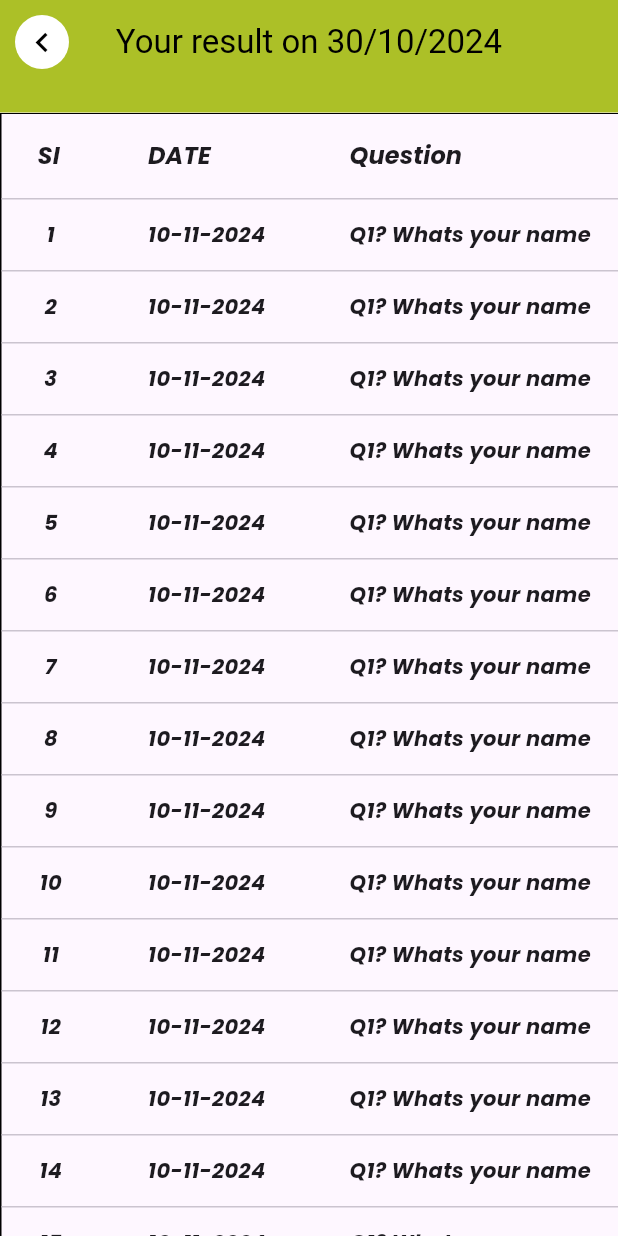
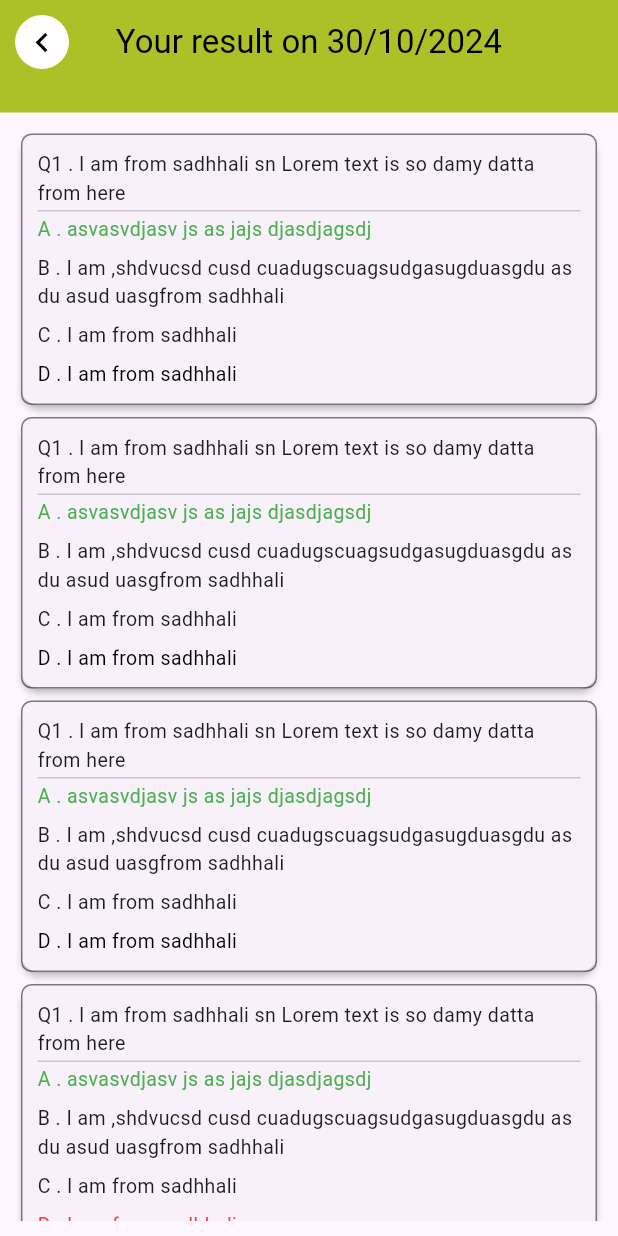
Before and after one commit to uzzalbiswas171/SERU-MOBILE-APPS, a Flutter app: the IndividualResultScreen screen opened directly, on a phone screen of 412 x 824 dp. Run offline on Flutter 3.47's test engine with Material 3 defaults, Android fonts, the light colour scheme and no system bars; our stand-ins replace animated_notch_bottom_bar, another_flushbar, carousel_slider, dropdown_button2, elegant_notification, get_storage and 2 more; accounts and stored records are empty; network calls fail.

Commit message:
fixed reasult

```diff
--- a/lib/Controller/profile_controller.dart
+++ b/lib/Controller/profile_controller.dart
@@ -51,6 +51,15 @@ class ProfileController with ChangeNotifier{
     notifyListeners();
   }
 
+  ///  All_MyMARK_RESULT_LIST_GET_HISTORY  ///
+  dynamic All_MyMARK_RESULT_LIST_HISTORY_GET;
+  get_All_My_MARK_RESULT_HISTORYProvider(
+      BuildContext context, String question_set
+      )async{
+    All_MyMARK_RESULT_LIST_HISTORY_GET= await CustomHttp().get_AllMy_MARK_RESULT_HISTORY_function(context,question_set);
+    notifyListeners();
+  }
+
 
 
 }
--- a/lib/CustomHttpClass/custom_http_class.dart
+++ b/lib/CustomHttpClass/custom_http_class.dart
@@ -120,4 +120,19 @@ class CustomHttp{
     return getAllMy_MARKRESULTList;
   }
 
+  ///  All_MyMARK_RESULT_LIST_GET list History  get-------------------------------
+  List getAllMy_MARKRESULT_HistoryList=[];
+  get_AllMy_MARK_RESULT_HISTORY_function(BuildContext context,String question_set)async{
+    String url="${BASEURL}${MARKRESULT_HISTORY}/${question_set}?api_token=${GetStorage().read("Api_token")}";
+    try{
+      Response response=await http.get(Uri.parse(url), headers: headers);
+      final data=jsonDecode(response.body);
+      getAllMy_MARKRESULT_HistoryList=data["data"];
+
+    }catch(e){
+      print("getAllMy_MARKRESULT_HistoryList catch error > $e");
+    }
+    return getAllMy_MARKRESULT_HistoryList;
+  }
+
 }
--- a/lib/Routes/routes.dart
+++ b/lib/Routes/routes.dart
@@ -48,3 +48,7 @@ String MOCID_WISE_QUESTION_LIST_GET ="api/protected/questions/";
 
 /// MarKResult
 String MARKRESULT ="api/protected/results";
+
+
+/// MarKResult history
+String MARKRESULT_HISTORY ="/api/protected/result/";
--- a/lib/View/BootomBar/ProfileScreen/ExamResultScreen/IndividualResult/individual_result.dart
+++ b/lib/View/BootomBar/ProfileScreen/ExamResultScreen/IndividualResult/individual_result.dart
@@ -1,6 +1,10 @@
 import 'package:flutter/material.dart';
 import 'package:google_fonts/google_fonts.dart';
+import 'package:provider/provider.dart';
+import 'package:seru_test_project/CustomWidget/CustomText/custom_text.dart';
+import 'package:seru_test_project/custom_const.dart';
 
+import '../../../../../Controller/profile_controller.dart';
 import '../../../../../CustomWidget/CustomAppbar/custom_individual_appbar.dart';
 
 class IndividualResultScreen extends StatefulWidget {
@@ -13,159 +17,66 @@ class IndividualResultScreen extends StatefulWidget {
 class _IndividualResultScreenState extends State<IndividualResultScreen> {
   @override
   Widget build(BuildContext context) {
+    final data=Provider.of<ProfileController>(context).All_MyMARK_RESULT_LIST_HISTORY_GET;
+
     return Scaffold(
       appBar: PreferredSize(preferredSize: Size.fromHeight(75), child: CustomIndividualAppbar(onPress: () {
          Navigator.pop(context);
       //  ScaffoldMessenger.of(context).showSnackBar(SnackBar(content: Text("You have to finish or submit")));
       }, title: "Your result on 30/10/2024")),
-    body : SingleChildScrollView(
-      scrollDirection: Axis.vertical,
-      child: SingleChildScrollView(
-        scrollDirection: Axis.horizontal,
-        child: DataTable(
-          decoration: BoxDecoration(
-              border: Border.all(width: 1,)
-          ),
-          columns: <DataColumn>[
-            DataColumn(
-              label: Text(
-                'SI',
-                style: GoogleFonts.poppins(
-                    fontSize: 16,
-                    fontWeight: FontWeight.bold,
-                    fontStyle: FontStyle.italic),
+    body : RefreshIndicator(
+      onRefresh:() {
+      return Future.delayed(Duration(seconds: 1),() {
+
+        },);
+      },
+      child:
+      // "${data}"=="null"?
+      // Center(child:  CircularProgressIndicator(),):"${data}"=="[]"?
+      // Center(child: CustomText(text: "Data not found..",fontSize: 18,fontWeight: FontWeight.w500,)):
+      //
+      Container(
+        height: double.infinity,
+        width: double.infinity,
+        padding: EdgeInsets.all(10),
+        child: ListView.builder(
+       //   itemCount: data.length,
+          itemCount: 5,
+          itemBuilder: (context, index) {
+          return Card(
+            elevation: 2,
+            child: Container(
+              // margin: EdgeInsets.only(bottom: 7),
+              width: double.infinity,
+              decoration: BoxDecoration(
+                borderRadius: BorderRadius.circular(7),
+              //  color: appbarcollor.withOpacity(0.5),
+                border: Border.all(
+                  color: Colors.black.withOpacity(0.5)
+                )
+              ),
+              padding: EdgeInsets.all(10),
+              child: Column(
+                crossAxisAlignment: CrossAxisAlignment.start,
+                children: [
+                  CustomText(text: "Q1 . I am from sadhhali sn Lorem text is so damy datta from here", fontSize: 13, fontWeight: FontWeight.w400),
+                 Divider(height: 5,),
+                  CustomText(text: "A . asvasvdjasv js as jajs djasdjagsdj", fontSize: 13, fontWeight: FontWeight.w400,text_color: Colors.green,),
+                  SizedBox(height: 7,),
+                  CustomText(text: "B . I am ,shdvucsd cusd cuadugscuagsudgasugduasgdu as du asud uasgfrom sadhhali   ", fontSize: 13, fontWeight: FontWeight.w400),
+                  SizedBox(height: 7,),
+                   CustomText(text: "C . I am from sadhhali   ", fontSize: 13, fontWeight: FontWeight.w400),
+                  SizedBox(height: 7,),
+                  CustomText(text: "D . I am from sadhhali  ", fontSize:13,text_color:index==3? Colors.red : Colors.black, fontWeight: FontWeight.w400),
+
+                ],
               ),
             ),
-            DataColumn(
-              label: Text(
-                'DATE',
-                style: GoogleFonts.poppins(
-                    fontSize: 16,
-                    fontWeight: FontWeight.bold,
-                    fontStyle: FontStyle.italic),
-              ),
-            ),
-            DataColumn(
-              label: Text(
-                'Question',
-                style: GoogleFonts.poppins(
-                    fontSize: 16,
-                    fontWeight: FontWeight.bold,
-                    fontStyle: FontStyle.italic),
-              ),
-            ),
-            DataColumn(
-              label: Text(
-                'A.',
-                style: GoogleFonts.poppins(
-                    fontSize: 16,
-                    fontWeight: FontWeight.bold,
-                    fontStyle: FontStyle.italic),
-              ),
-            ),
-            DataColumn(
-              label: Text(
-                'B.',
-                style: GoogleFonts.poppins(
-                    fontSize: 16,
-                    fontWeight: FontWeight.bold,
-                    fontStyle: FontStyle.italic),
-              ),
-            ),
-            DataColumn(
-              label: Text(
-                'C.',
-                style: GoogleFonts.poppins(
-                    fontSize: 16,
-                    fontWeight: FontWeight.bold,
-                    fontStyle: FontStyle.italic),
-              ),
-            ),
-            DataColumn(
-              label: Text(
-                'D.',
-                style: GoogleFonts.poppins(
-                    fontSize: 16,
-                    fontWeight: FontWeight.bold,
-                    fontStyle: FontStyle.italic),
-              ),
-            ),
-          ],
-          rows: snapShot.map<DataRow>((e) {
-            return DataRow(
-              cells: <DataCell>[
-                DataCell(Center(
-                  child: Text('${e}'  ,style: GoogleFonts.poppins(
-                      fontSize: 14,
-                      fontWeight: FontWeight.w600,
-                      fontStyle: FontStyle.italic),),
-                )),
-                DataCell(Center(
-                  child: Text('10-11-2024',  style: GoogleFonts.poppins(
-                      fontSize: 14,
-                      fontWeight: FontWeight.w600,
-                      fontStyle: FontStyle.italic),),
-                )),
-                DataCell(Center(
-                  child: Text('Q1? Whats your name',  style: GoogleFonts.poppins(
-                      fontSize: 14,
-                      fontWeight: FontWeight.w600,
-                      fontStyle: FontStyle.italic),),
-                )),
-                DataCell(Center(
-                  child: Text('Uzzal Biswas',  style: GoogleFonts.poppins(
-                      fontSize: 14,
-                      fontWeight: FontWeight.w600,
-                      fontStyle: FontStyle.italic),),
-                )),
-                DataCell(Center(
-                  child: Text('Ripon roy',  style: GoogleFonts.poppins(
-                      fontSize: 14,
-                      fontWeight: FontWeight.w600,
-                      fontStyle: FontStyle.italic),),
-                )),
-                DataCell(
-                    Center(
-                  child: Text('Rahim Biswas',  style: GoogleFonts.poppins(
-                      fontSize: 15,
-                      fontWeight: FontWeight.w600,
-                      fontStyle: FontStyle.italic),),
-                )),
-                DataCell(Center(
-                  child: Text('Bijoy Biswas',  style: GoogleFonts.poppins(
-                      fontSize: 15,
-                      fontWeight: FontWeight.w600,
-                      fontStyle: FontStyle.italic),),
-                )),
-              ],
-            );
-          }).toList(),
-        ),
+          );
+        },),
       ),
-    ),
+    )
     );
 
   }
-  List snapShot=[
-    "1",
-    "2",
-    "3",
-    "4",
-    "5",
-    "6",
-    "7",
-    "8",
-    "9",
-    "10",
-    "11",
-    "12",
-    "13",
-    "14",
-    "15",
-    "16",
-    "17",
-    "18",
-    "19",
-    "20",
-  ];
 }
--- a/lib/View/BootomBar/ProfileScreen/ExamResultScreen/exam_result_screen.dart
+++ b/lib/View/BootomBar/ProfileScreen/ExamResultScreen/exam_result_screen.dart
@@ -1,4 +1,5 @@
 import 'package:dropdown_button2/dropdown_button2.dart';
+import 'package:flutter/cupertino.dart';
 import 'package:flutter/material.dart';
 import 'package:provider/provider.dart';
 import 'package:intl/intl.dart';
@@ -52,16 +53,16 @@ class _ExamResultScreenState extends State<ExamResultScreen> {
 
     final data=Provider.of<ProfileController>(context).All_MyMARK_RESULT_LIST_GET;
 
-    print("rrrrrrrrrrrrrrrrrrrrrrrrrrrr $data");
 
     double h=MediaQuery.of(context).size.height;
     double w=MediaQuery.of(context).size.width;
     return Scaffold(
       appBar: PreferredSize(preferredSize: Size.fromHeight(75), child: CustomIndividualAppbar(onPress: () {
          Navigator.pop(context);
-        ScaffoldMessenger.of(context).showSnackBar(SnackBar(content: Text("You have to finish or submit")));
+      //  ScaffoldMessenger.of(context).showSnackBar(SnackBar(content: Text("You have to finish or submit")));
       }, title: "Exam result")),
-      body:  Consumer<ProfileController>(
+      body: "${data}"=="null"?
+      Center(child:  CircularProgressIndicator(),):"${data}"=="[]"?Center(child: CustomText(text: "Data not found..",fontSize: 18,fontWeight: FontWeight.w500,)): Consumer<ProfileController>(
         builder: (context, value, child) {
           return Container(
             height: double.infinity,
@@ -94,7 +95,7 @@ class _ExamResultScreenState extends State<ExamResultScreen> {
                         child: Row(
                           mainAxisAlignment: MainAxisAlignment.center,
                           children: [
-                            CustomText(text:"${value.All_MyMARK_RESULT_LIST_GET.length}"=="null"?"0": "${value.All_MyMARK_RESULT_LIST_GET.length}", fontSize: 12, fontWeight: FontWeight.w500)
+                            CustomText(text:"${value.All_MyMARK_RESULT_LIST_GET}"=="[]"?"0": "${value.All_MyMARK_RESULT_LIST_GET.length}", fontSize: 12, fontWeight: FontWeight.w500)
                           ],
                         ),
                       ),
@@ -259,7 +260,13 @@ class _ExamResultScreenState extends State<ExamResultScreen> {
                         scrollDirection: Axis.vertical,
                         itemCount:"${value.All_MyMARK_RESULT_LIST_GET.length}"=="null"?0: value.All_MyMARK_RESULT_LIST_GET.length,
                         itemBuilder: (context, index) => InkWell(
-                          onTap: () => Navigator.push(context, MaterialPageRoute(builder: (context) => IndividualResultScreen(),)),
+                          onTap: () {
+                            Provider.of<ProfileController>(context,listen: false).get_All_My_MARK_RESULT_HISTORYProvider(context, "${value.All_MyMARK_RESULT_LIST_GET[index]["question_set"]}");
+                            showDialog(context: context, builder: (context) => AlertDialog(title: Center(child: CircularProgressIndicator(),),),);
+                            Future.delayed(Duration(seconds: 1),() {
+                              Navigator.push(context, MaterialPageRoute(builder: (context) => IndividualResultScreen(),));
+                            },);
+                            },
                           child: Container(
                             height: 74,
                             width: double.infinity,
@@ -338,17 +345,17 @@ class _ExamResultScreenState extends State<ExamResultScreen> {
 
     );
   }
-  String selected2Datee = DateFormat.yMMMEd().format(DateTime.now()).toString();
-  Future<void> _select2Date(BuildContext context) async {
-    final DateTime? picked = await showDatePicker(
-        context: context,
-        firstDate: DateTime(2015, 8),
-        lastDate: DateTime(2101));
-    if (picked != null && picked != selected2Datee) {
-      final df = new DateFormat.yMMMEd();
-      setState(() {
-        selected2Datee = df.format(picked);
-      });
-    }
-  }
+  // String selected2Datee = DateFormat.yMMMEd().format(DateTime.now()).toString();
+  // Future<void> _select2Date(BuildContext context) async {
+  //   final DateTime? picked = await showDatePicker(
+  //       context: context,
+  //       firstDate: DateTime(2015, 8),
+  //       lastDate: DateTime(2101));
+  //   if (picked != null && picked != selected2Datee) {
+  //     final df = new DateFormat.yMMMEd();
+  //     setState(() {
+  //       selected2Datee = df.format(picked);
+  //     });
+  //   }
+  // }
 }
--- a/lib/main.dart
+++ b/lib/main.dart
@@ -6,6 +6,7 @@ import 'package:get_storage/get_storage.dart';
 import 'package:provider/provider.dart';
 import 'Controller/homeController.dart';
 import 'Controller/profile_controller.dart';
+import 'View/BootomBar/ProfileScreen/ExamResultScreen/IndividualResult/individual_result.dart';
 import 'View/BootomBar/bootombar.dart';
 import 'View/SplashScreens/main_splash_pageview_screen.dart';
 
@@ -47,7 +48,8 @@ class MyApp extends StatelessWidget {
       ),
 
       /// Main Route --------------------------
-      home:MainSplashPageViewScreen(),
+   //   home:MainSplashPageViewScreen(),
+      home:IndividualResultScreen(),
 
       /// Working route -----------------------
       // home:BttotomBarScreen(index: 0,),
```
